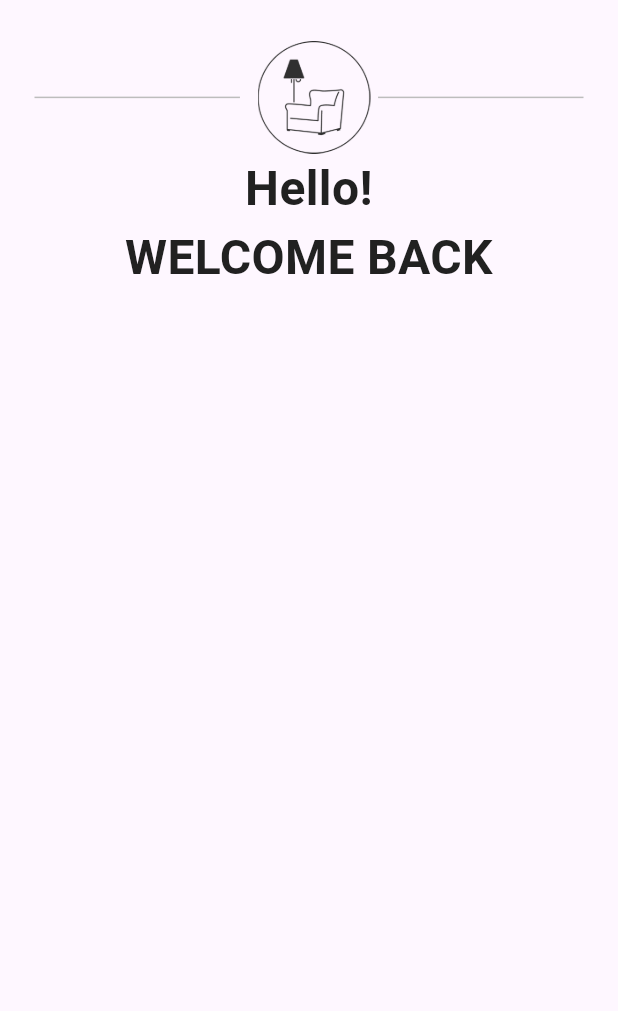
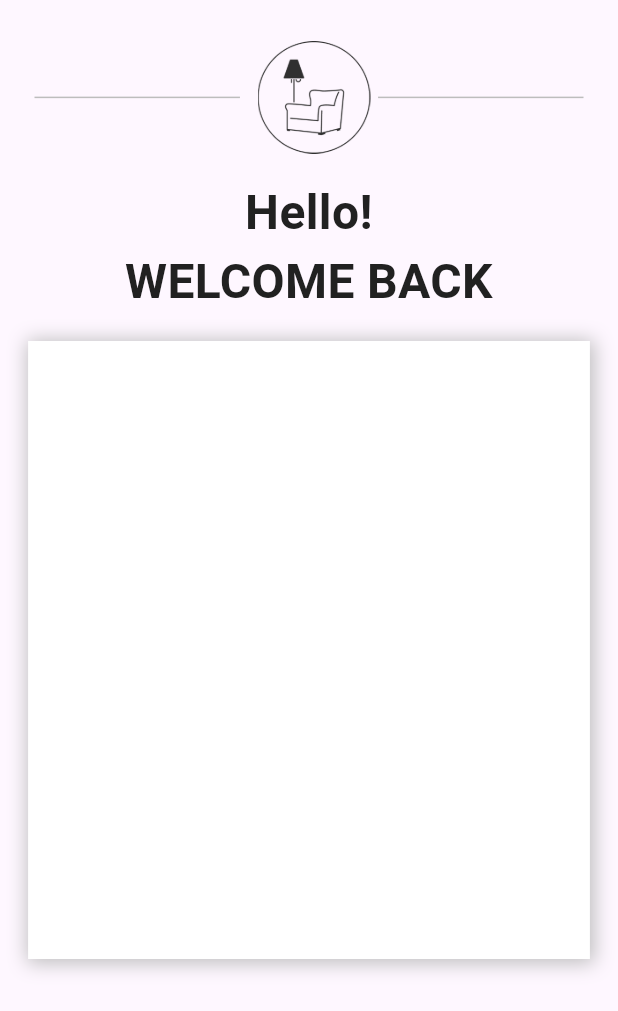
Before and after one commit to unnatidonda/furniture_shopping_app, a Flutter app: the screen it shows after launch, after a tap on "Get Started", on a phone screen of 412 x 824 dp. Shown: the top 1011 px of the screen. Run offline on Flutter 3.47's test engine with Material 2 defaults, Android fonts, the phone set to English and light mode, and no system bars; our stand-ins replace get.

Commit message:
home view

```diff
--- a/lib/view/home/home_view.dart
+++ b/lib/view/home/home_view.dart
@@ -1,10 +1,156 @@
-import 'package:flutter/material.dart';
-
-class HomeView extends StatelessWidget {
-  const HomeView({super.key});
-
-  @override
-  Widget build(BuildContext context) {
-    return Scaffold();
-  }
-}
+// import 'package:flutter/material.dart';
+// import 'package:furniture_shopping_app/res/constant/app_assets.dart';
+// import 'package:furniture_shopping_app/res/constant/app_colors.dart';
+// import 'package:furniture_shopping_app/res/constant/app_strings.dart';
+//
+// class HomeView extends StatelessWidget {
+//   const HomeView({super.key});
+//
+//   @override
+//   Widget build(BuildContext context) {
+//     List<Map<String, dynamic>> furnitureList = [
+//       {
+//         "populerImage": AppAssets.light,
+//         "price": "\$ 12.00",
+//         "history": AppStrings.hBlack,
+//       },
+//       {
+//         "populerImage": AppAssets.bchair,
+//         "price": "\$ 25.00",
+//         "history": AppStrings.hMinimal,
+//       },
+//       {
+//         "populerImage": AppAssets.table,
+//         "price": "\$ 12.00",
+//         "history": AppStrings.hCoffee,
+//       },
+//       {
+//         "populerImage": AppAssets.stool,
+//         "price": "\$ 12.00",
+//         "history": AppStrings.hSimple,
+//       }
+//     ];
+//     Size size = MediaQuery.of(context).size;
+//     double screenHeight = size.height;
+//     double screenWidth = size.width;
+//     EdgeInsets devicePadding = MediaQuery.of(context).viewPadding;
+//     return Scaffold(
+//       appBar: AppBar(
+//         actions: const [
+//           Icon(
+//             Icons.search,
+//             size: 20,
+//             color: AppColors.sub,
+//           ),
+//           Column(
+//             children: [
+//               Text(
+//                 "mack home",
+//                 style: TextStyle(
+//                   color: AppColors.sub,
+//                   fontWeight: FontWeight.w500,
+//                   fontSize: 14,
+//                 ),
+//               ),
+//               Text(
+//                 "mack home",
+//                 style: TextStyle(
+//                   color: AppColors.sub,
+//                   fontWeight: FontWeight.bold,
+//                   fontSize: 18,
+//                 ),
+//               ),
+//             ],
+//           ),
+//           Icon(
+//             Icons.shopping_cart_outlined,
+//             size: 20,
+//             color: AppColors.sub,
+//           )
+//         ],
+//       ),
+//       body: Column(
+//         children: [
+//           SingleChildScrollView(
+//             scrollDirection: Axis.horizontal,
+//             child: Padding(
+//               padding: EdgeInsets.only(left: 1),
+//               child: Row(children: [
+//                 Container(
+//                   width: screenWidth / 10,
+//                   height: screenHeight / 20,
+//                   child: Image.asset(
+//                     AppAssets.roundCh,
+//                   ),
+//                   decoration: BoxDecoration(
+//                     color: AppColors.bg,
+//                   ),
+//                 ),
+//                 SizedBox(width: 20),
+//                 Container(
+//                   width: screenWidth / 10,
+//                   height: screenHeight / 20,
+//                   child: Image.asset(
+//                     AppAssets.roundCh,
+//                   ),
+//                   decoration: BoxDecoration(
+//                     color: AppColors.bg,
+//                   ),
+//                 ),
+//                 SizedBox(width: 20),
+//                 Container(
+//                   width: screenWidth / 10,
+//                   height: screenHeight / 20,
+//                   child: Image.asset(AppAssets.roundCh),
+//                   decoration: BoxDecoration(
+//                     color: AppColors.bg,
+//                   ),
+//                 ),
+//               ]),
+//             ),
+//           ),
+//           Expanded(
+//             child: GridView.builder(
+//                 shrinkWrap: true,
+//                 physics: const NeverScrollableScrollPhysics(),
+//                 itemCount: furnitureList.length,
+//                 gridDelegate: const SliverGridDelegateWithFixedCrossAxisCount(
+//                   crossAxisCount: 2,
+//                   mainAxisSpacing: 25,
+//                   crossAxisSpacing: 20,
+//                   mainAxisExtent: 280,
+//                 ),
+//                 itemBuilder: (context, index) {
+//                   Column(
+//                     // mainAxisAlignment: MainAxisAlignment.center,
+//                     children: [
+//                       Image.asset(
+//                         furnitureList[index]["populerImage"],
+//                         height: screenHeight / 10,
+//                         width: screenWidth / 5,
+//                       ),
+//                       Text(
+//                         furnitureList[index]["history"],
+//                         style: const TextStyle(
+//                           color: AppColors.sub,
+//                           fontSize: 16,
+//                           fontWeight: FontWeight.w400,
+//                         ),
+//                       ),
+//                       Text(
+//                         furnitureList[index]["price"],
+//                         style: const TextStyle(
+//                           color: AppColors.black,
+//                           fontSize: 16,
+//                           fontWeight: FontWeight.w400,
+//                         ),
+//                       ),
+//                     ],
+//                   );
+//                 }),
+//           ),
+//         ],
+//       ),
+//     );
+//   }
+// }
--- a/lib/view/login/login_view.dart
+++ b/lib/view/login/login_view.dart
@@ -44,6 +44,7 @@ class LoginView extends StatelessWidget {
                 ),
               ],
             ),
+            SizedBox(height: screenHeight / 50),
             const Text(
               textAlign: TextAlign.center,
               AppStrings.welcome,
@@ -52,7 +53,26 @@ class LoginView extends StatelessWidget {
                 fontWeight: FontWeight.w600,
                 fontSize: 32,
               ),
-            )
+            ),
+            SizedBox(height: screenHeight / 50),
+            Container(
+              height: screenHeight / 2,
+              width: screenWidth / 1.1,
+              decoration: const BoxDecoration(
+                color: AppColors.white,
+                boxShadow: [
+                  BoxShadow(
+                    color: AppColors.lightGrey,
+                    offset: Offset(1.4, 1.4),
+                    blurRadius: 10,
+                    spreadRadius: 2,
+                  ),
+                ],
+              ),
+              child: Column(
+                children: [],
+              ),
+            ),
           ],
         ),
       ),
```
